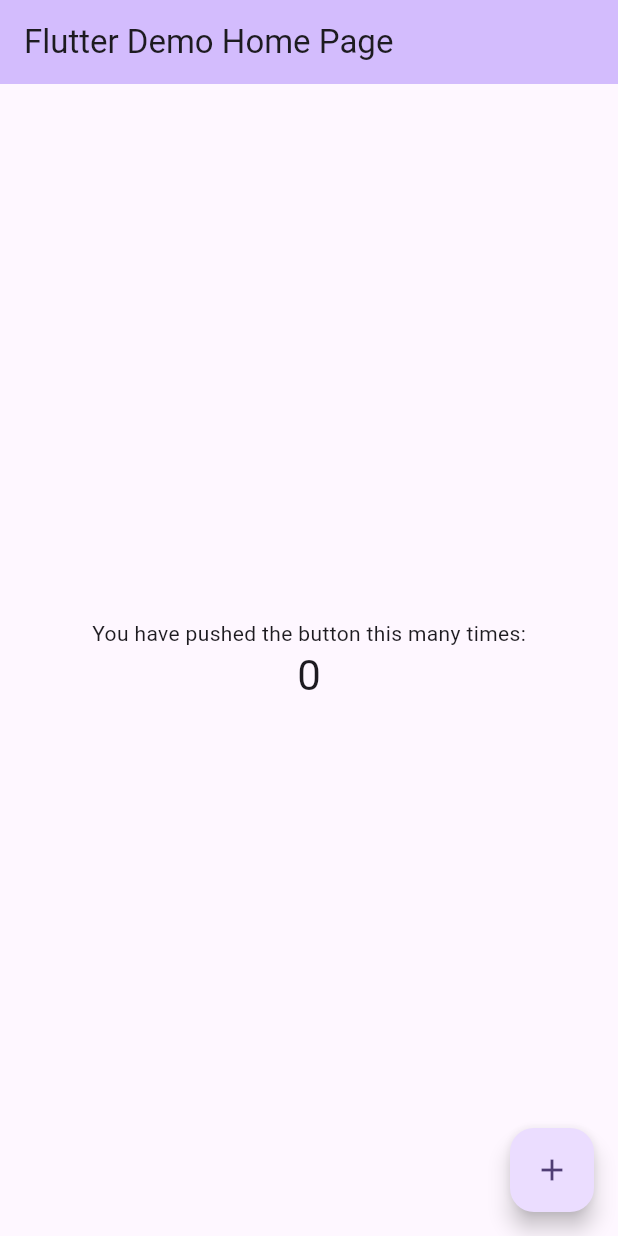
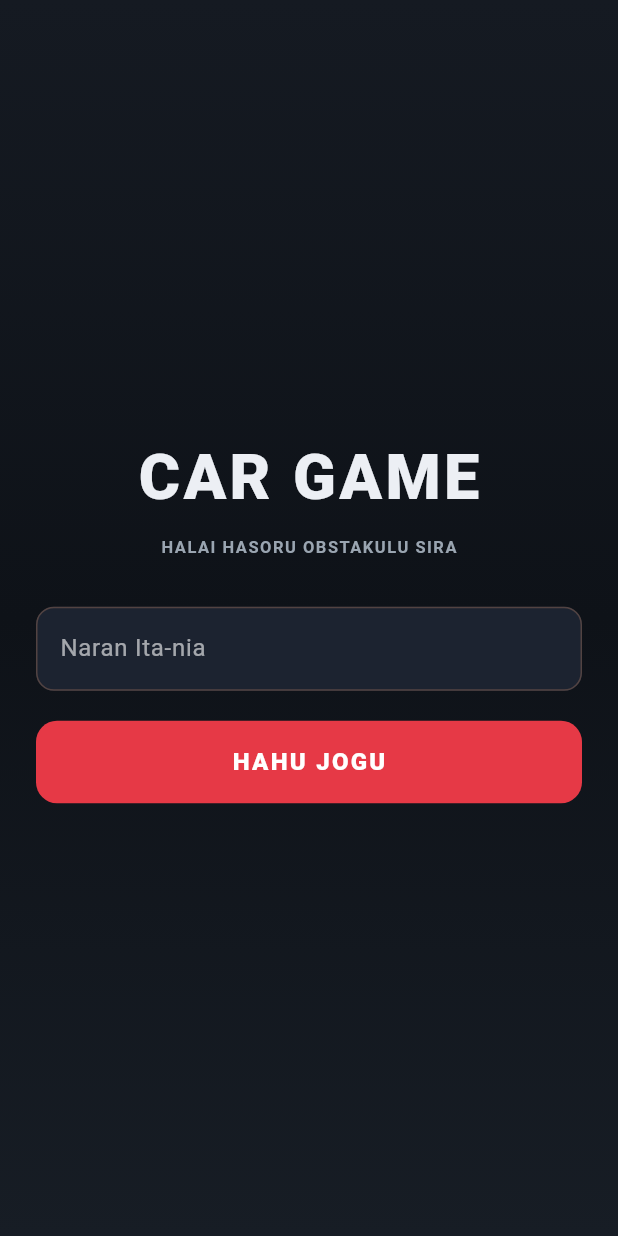
Before and after one commit to nunonobre12/Projetu_FInal_Android_2026, a Flutter app: the screen it shows after launch, on a phone screen of 412 x 824 dp. Run offline on Flutter 3.47's test engine with Material 3 defaults, Android fonts, the phone set to English and light mode, and no system bars.

Commit message:
halo menu hahu

```diff
--- a/lib/main.dart
+++ b/lib/main.dart
@@ -1,121 +1,192 @@
+
 import 'package:flutter/material.dart';
 
 void main() {
-  runApp(const MyApp());
+  runApp(const RacingGameApp());
 }
 
-class MyApp extends StatelessWidget {
-  const MyApp({super.key});
 
-  // This widget is the root of your application.
+class RacingGameApp extends StatelessWidget {
+  const RacingGameApp({super.key});
+
   @override
   Widget build(BuildContext context) {
     return MaterialApp(
-      title: 'Flutter Demo',
+      debugShowCheckedModeBanner: false,
+      title: 'CAR GAME',
+      // [V1] Simple red theme applied globally
       theme: ThemeData(
-        // This is the theme of your application.
-        //
-        // TRY THIS: Try running your application with "flutter run". You'll see
-        // the application has a purple toolbar. Then, without quitting the app,
-        // try changing the seedColor in the colorScheme below to Colors.green
-        // and then invoke "hot reload" (save your changes or press the "hot
-        // reload" button in a Flutter-supported IDE, or press "r" if you used
-        // the command line to start the app).
-        //
-        // Notice that the counter didn't reset back to zero; the application
-        // state is not lost during the reload. To reset the state, use hot
-        // restart instead.
-        //
-        // This works for code too, not just values: Most code changes can be
-        // tested with just a hot reload.
-        colorScheme: .fromSeed(seedColor: Colors.deepPurple),
+        colorScheme: ColorScheme.fromSeed(seedColor: const Color(0xFFE63946)),
+        useMaterial3: true,
       ),
-      home: const MyHomePage(title: 'Flutter Demo Home Page'),
+      home: const RacingGamePage(),
     );
   }
 }
 
-class MyHomePage extends StatefulWidget {
-  const MyHomePage({super.key, required this.title});
 
-  // This widget is the home page of your application. It is stateful, meaning
-  // that it has a State object (defined below) that contains fields that affect
-  // how it looks.
+enum _GameView {
+  menu,
+  playing,
+}
 
-  // This class is the configuration for the state. It holds the values (in this
-  // case the title) provided by the parent (in this case the App widget) and
-  // used by the build method of the State. Fields in a Widget subclass are
-  // always marked "final".
 
-  final String title;
+class RacingGamePage extends StatefulWidget {
+  const RacingGamePage({super.key});
 
   @override
-  State<MyHomePage> createState() => _MyHomePageState();
+  State<RacingGamePage> createState() => _RacingGamePageState();
 }
 
-class _MyHomePageState extends State<MyHomePage> {
-  int _counter = 0;
+class _RacingGamePageState extends State<RacingGamePage> {
+  _GameView _view = _GameView.menu;
 
-  void _incrementCounter() {
+  final TextEditingController _nameController = TextEditingController();
+  String? _nameValidationMessage;
+  String _activePlayerName = '';
+
+  @override
+  void dispose() {
+    _nameController.dispose();
+    super.dispose();
+  }
+
+
+  void _startGame() {
+    final String username = _nameController.text.trim();
+    if (username.isEmpty) {
+      setState(() {
+        _nameValidationMessage = 'Favor Insere Naran Antes Halimar';
+      });
+      return;
+    }
     setState(() {
-      // This call to setState tells the Flutter framework that something has
-      // changed in this State, which causes it to rerun the build method below
-      // so that the display can reflect the updated values. If we changed
-      // _counter without calling setState(), then the build method would not be
-      // called again, and so nothing would appear to happen.
-      _counter++;
+      _activePlayerName = username;
+      _nameValidationMessage = null;
+      _view = _GameView.playing;
+    });
+  }
+
+  void _backToMenu() {
+    setState(() {
+      _view = _GameView.menu;
     });
   }
 
   @override
   Widget build(BuildContext context) {
-    // This method is rerun every time setState is called, for instance as done
-    // by the _incrementCounter method above.
-    //
-    // The Flutter framework has been optimized to make rerunning build methods
-    // fast, so that you can just rebuild anything that needs updating rather
-    // than having to individually change instances of widgets.
+    if (_view == _GameView.menu) {
+      return _buildMenu();
+    }
+    // [V1] Placeholder playing screen - just a simple scaffold
     return Scaffold(
-      appBar: AppBar(
-        // TRY THIS: Try changing the color here to a specific color (to
-        // Colors.amber, perhaps?) and trigger a hot reload to see the AppBar
-        // change color while the other colors stay the same.
-        backgroundColor: Theme.of(context).colorScheme.inversePrimary,
-        // Here we take the value from the MyHomePage object that was created by
-        // the App.build method, and use it to set our appbar title.
-        title: Text(widget.title),
-      ),
+      backgroundColor: const Color(0xFF0F1115),
       body: Center(
-        // Center is a layout widget. It takes a single child and positions it
-        // in the middle of the parent.
         child: Column(
-          // Column is also a layout widget. It takes a list of children and
-          // arranges them vertically. By default, it sizes itself to fit its
-          // children horizontally, and tries to be as tall as its parent.
-          //
-          // Column has various properties to control how it sizes itself and
-          // how it positions its children. Here we use mainAxisAlignment to
-          // center the children vertically; the main axis here is the vertical
-          // axis because Columns are vertical (the cross axis would be
-          // horizontal).
-          //
-          // TRY THIS: Invoke "debug painting" (choose the "Toggle Debug Paint"
-          // action in the IDE, or press "p" in the console), to see the
-          // wireframe for each widget.
-          mainAxisAlignment: .center,
-          children: [
-            const Text('You have pushed the button this many times:'),
+          mainAxisAlignment: MainAxisAlignment.center,
+          children: <Widget>[
             Text(
-              '$_counter',
-              style: Theme.of(context).textTheme.headlineMedium,
+              'Playing as: $_activePlayerName',
+              style: const TextStyle(color: Colors.white, fontSize: 20),
+            ),
+            const SizedBox(height: 24),
+            ElevatedButton(
+              onPressed: _backToMenu,
+              child: const Text('Back to Menu'),
             ),
           ],
         ),
       ),
-      floatingActionButton: FloatingActionButton(
-        onPressed: _incrementCounter,
-        tooltip: 'Increment',
-        child: const Icon(Icons.add),
+    );
+  }
+
+  Widget _buildMenu() {
+    return Scaffold(
+      body: Container(
+        // [V1] Dark gradient background for the menu
+        decoration: const BoxDecoration(
+          gradient: LinearGradient(
+            begin: Alignment.topCenter,
+            end: Alignment.bottomCenter,
+            colors: <Color>[
+              Color(0xFF151A22),
+              Color(0xFF0E1218),
+              Color(0xFF171D25),
+            ],
+            stops: <double>[0.0, 0.5, 1.0],
+          ),
+        ),
+        child: SafeArea(
+          child: Center(
+            child: Padding(
+              padding: const EdgeInsets.all(24),
+              child: Column(
+                mainAxisAlignment: MainAxisAlignment.center,
+                children: <Widget>[
+                  // [V1] Game title text
+                  const Text(
+                    'CAR GAME',
+                    style: TextStyle(
+                      fontSize: 42,
+                      fontWeight: FontWeight.w900,
+                      letterSpacing: 2.2,
+                      color: Color(0xFFECEFF4),
+                    ),
+                  ),
+                  const SizedBox(height: 8),
+                  const Text(
+                    'HALAI HASORU OBSTAKULU SIRA',
+                    style: TextStyle(
+                      color: Color(0xFF9AA5B1),
+                      letterSpacing: 1.0,
+                      fontWeight: FontWeight.w700,
+                      fontSize: 11,
+                    ),
+                  ),
+                  const SizedBox(height: 32),
+                  // [V1] Player name text field
+                  TextField(
+                    controller: _nameController,
+                    style: const TextStyle(color: Colors.white),
+                    decoration: InputDecoration(
+                      labelText: 'Naran Ita-nia',
+                      labelStyle: const TextStyle(color: Colors.white60),
+                      errorText: _nameValidationMessage,
+                      filled: true,
+                      fillColor: const Color(0xFF1C2330),
+                      border: OutlineInputBorder(
+                        borderRadius: BorderRadius.circular(12),
+                      ),
+                    ),
+                  ),
+                  const SizedBox(height: 20),
+                  // [V1] Play button
+                  SizedBox(
+                    width: double.infinity,
+                    child: FilledButton(
+                      onPressed: _startGame,
+                      style: FilledButton.styleFrom(
+                        backgroundColor: const Color(0xFFE63946),
+                        padding: const EdgeInsets.symmetric(vertical: 16),
+                        shape: RoundedRectangleBorder(
+                          borderRadius: BorderRadius.circular(14),
+                        ),
+                      ),
+                      child: const Text(
+                        'HAHU JOGU',
+                        style: TextStyle(
+                          fontSize: 16,
+                          fontWeight: FontWeight.w800,
+                          letterSpacing: 1.5,
+                        ),
+                      ),
+                    ),
+                  ),
+                ],
+              ),
+            ),
+          ),
+        ),
       ),
     );
   }
```
